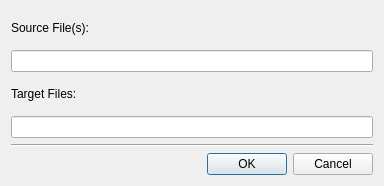
Above: ui/transferfiledialog.ui from maxavadallat/maxcommander before the change. Below: the same form after it.
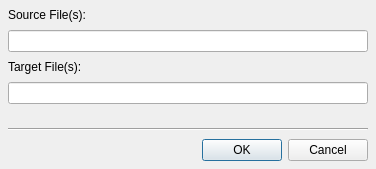
That is the form after the change.

What changed in the file:
```diff
--- a/ui/transferfiledialog.ui
+++ b/ui/transferfiledialog.ui
@@ -6,8 +6,8 @@
    <rect>
     <x>0</x>
     <y>0</y>
-    <width>384</width>
-    <height>186</height>
+    <width>376</width>
+    <height>169</height>
    </rect>
   </property>
   <property name="sizePolicy">
@@ -18,67 +18,36 @@
   </property>
   <property name="minimumSize">
    <size>
-    <width>0</width>
-    <height>186</height>
+    <width>376</width>
+    <height>169</height>
    </size>
   </property>
   <property name="maximumSize">
    <size>
     <width>16777215</width>
-    <height>186</height>
+    <height>169</height>
    </size>
   </property>
   <property name="windowTitle">
    <string>Copy File(s)</string>
   </property>
   <layout class="QGridLayout" name="gridLayout">
-   <item row="0" column="0">
-    <widget class="QLabel" name="label">
-     <property name="text">
-      <string>Source File(s):</string>
-     </property>
-    </widget>
-   </item>
-   <item row="1" column="0">
-    <widget class="QLineEdit" name="sourceFileEdit">
-     <property name="sizePolicy">
-      <sizepolicy hsizetype="MinimumExpanding" vsizetype="Fixed">
-       <horstretch>0</horstretch>
-       <verstretch>0</verstretch>
-      </sizepolicy>
-     </property>
-     <property name="minimumSize">
-      <size>
-       <width>360</width>
-       <height>0</height>
-      </size>
-     </property>
-    </widget>
-   </item>
-   <item row="2" column="0">
-    <widget class="QLabel" name="label_2">
-     <property name="text">
-      <string>Target Files:</string>
-     </property>
-    </widget>
-   </item>
-   <item row="3" column="0">
-    <widget class="QLineEdit" name="targetFileEdit">
-     <property name="sizePolicy">
-      <sizepolicy hsizetype="MinimumExpanding" vsizetype="Fixed">
-       <horstretch>0</horstretch>
-       <verstretch>0</verstretch>
-      </sizepolicy>
-     </property>
-     <property name="minimumSize">
-      <size>
-       <width>360</width>
-       <height>0</height>
-      </size>
-     </property>
-    </widget>
-   </item>
-   <item row="4" column="0">
+   <property name="leftMargin">
+    <number>8</number>
+   </property>
+   <property name="topMargin">
+    <number>8</number>
+   </property>
+   <property name="rightMargin">
+    <number>8</number>
+   </property>
+   <property name="bottomMargin">
+    <number>8</number>
+   </property>
+   <property name="verticalSpacing">
+    <number>8</number>
+   </property>
+   <item row="5" column="0">
     <widget class="QFrame" name="frame">
      <property name="frameShape">
       <enum>QFrame::HLine</enum>
@@ -88,7 +57,14 @@
      </property>
     </widget>
    </item>
-   <item row="5" column="0">
+   <item row="2" column="0">
+    <widget class="QLabel" name="targetTitleLabel">
+     <property name="text">
+      <string>Target File(s):</string>
+     </property>
+    </widget>
+   </item>
+   <item row="6" column="0">
     <widget class="QDialogButtonBox" name="buttonBox">
      <property name="orientation">
       <enum>Qt::Horizontal</enum>
@@ -98,6 +74,58 @@
      </property>
     </widget>
    </item>
+   <item row="1" column="0">
+    <widget class="QLineEdit" name="sourceFileEdit">
+     <property name="sizePolicy">
+      <sizepolicy hsizetype="MinimumExpanding" vsizetype="Fixed">
+       <horstretch>0</horstretch>
+       <verstretch>0</verstretch>
+      </sizepolicy>
+     </property>
+     <property name="minimumSize">
+      <size>
+       <width>360</width>
+       <height>0</height>
+      </size>
+     </property>
+    </widget>
+   </item>
+   <item row="3" column="0">
+    <widget class="QLineEdit" name="targetFileEdit">
+     <property name="sizePolicy">
+      <sizepolicy hsizetype="MinimumExpanding" vsizetype="Fixed">
+       <horstretch>0</horstretch>
+       <verstretch>0</verstretch>
+      </sizepolicy>
+     </property>
+     <property name="minimumSize">
+      <size>
+       <width>360</width>
+       <height>0</height>
+      </size>
+     </property>
+    </widget>
+   </item>
+   <item row="0" column="0">
+    <widget class="QLabel" name="sourceTitleLabel">
+     <property name="text">
+      <string>Source File(s):</string>
+     </property>
+    </widget>
+   </item>
+   <item row="4" column="0">
+    <spacer name="verticalSpacer">
+     <property name="orientation">
+      <enum>Qt::Vertical</enum>
+     </property>
+     <property name="sizeHint" stdset="0">
+      <size>
+       <width>20</width>
+       <height>8</height>
+      </size>
+     </property>
+    </spacer>
+   </item>
   </layout>
  </widget>
  <resources/>
```
